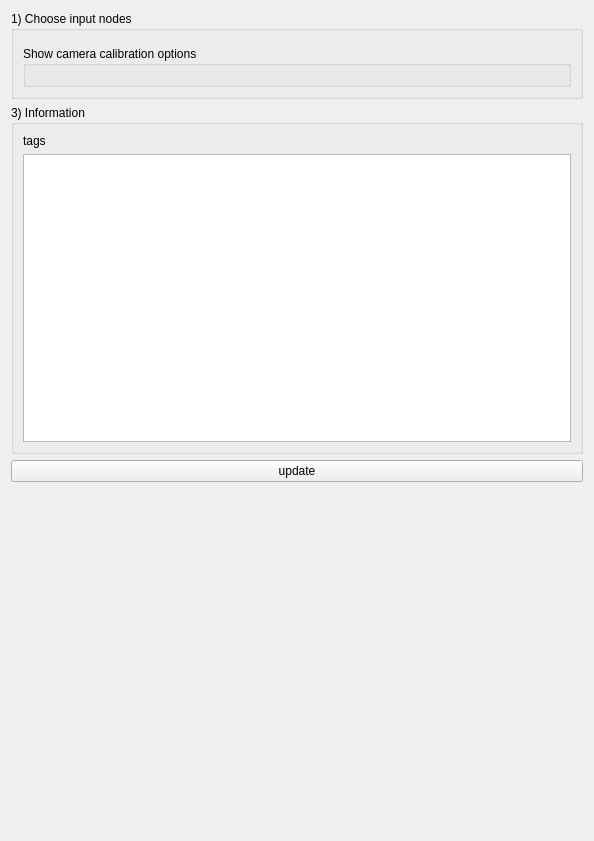
Before: the Qt Designer form Code/Gui/MITK/Plugins/uk.ac.ucl.cmic.igitagtracker/src/internal/TagTrackerViewControls.ui in NifTK/NifTK, drawn with Qt 5.
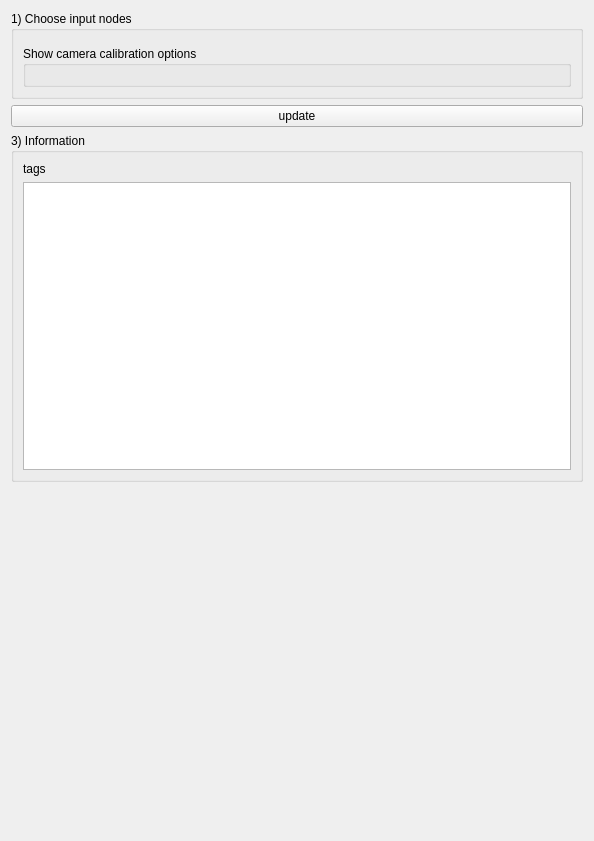
After: the same form once the commit is applied. Custom widgets are drawn as their Qt base class.

Commit message: Bug #2490: Tweaks to header file doxygen and UI layout

```diff
--- a/Code/Gui/MITK/Plugins/uk.ac.ucl.cmic.igitagtracker/src/internal/TagTrackerViewControls.ui
+++ b/Code/Gui/MITK/Plugins/uk.ac.ucl.cmic.igitagtracker/src/internal/TagTrackerViewControls.ui
@@ -44,6 +44,13 @@
        </layout>
       </widget>
      </item>
+     <item>
+      <widget class="QPushButton" name="m_UpdateButton">
+       <property name="text">
+        <string>update</string>
+       </property>
+      </widget>
+     </item>
      <item>
       <widget class="ctkCollapsibleGroupBox" name="groupBox_2">
        <property name="title">
@@ -73,13 +80,6 @@
        </layout>
       </widget>
      </item>
-     <item>
-      <widget class="QPushButton" name="m_UpdateButton">
-       <property name="text">
-        <string>update</string>
-       </property>
-      </widget>
-     </item>
      <item>
       <spacer name="verticalSpacer">
        <property name="orientation">
```
The commit also changes 1 other file.
